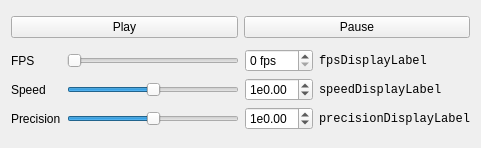
This is src/ui/playercontrolwidget.ui in mina86/physics-opengl as Qt 5 draws it before an edit. The edited form follows.
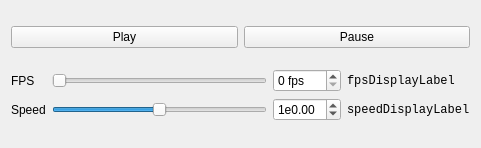
This is the edited form.

Commit message: Removed precision from ui::PlayerControlWidget

```diff
--- a/src/ui/playercontrolwidget.ui
+++ b/src/ui/playercontrolwidget.ui
@@ -118,51 +118,6 @@
        </property>
       </widget>
      </item>
-     <item row="2" column="0">
-      <widget class="QLabel" name="precisionLabel">
-       <property name="text">
-        <string>Precision</string>
-       </property>
-      </widget>
-     </item>
-     <item row="2" column="1">
-      <widget class="QSlider" name="precisionSlider">
-       <property name="minimum">
-        <number>-30</number>
-       </property>
-       <property name="maximum">
-        <number>30</number>
-       </property>
-       <property name="pageStep">
-        <number>5</number>
-       </property>
-       <property name="orientation">
-        <enum>Qt::Horizontal</enum>
-       </property>
-       <property name="invertedAppearance">
-        <bool>false</bool>
-       </property>
-       <property name="invertedControls">
-        <bool>false</bool>
-       </property>
-      </widget>
-     </item>
-     <item row="2" column="2">
-      <widget class="QDoubleSpinBox" name="precisionSpinBox">
-       <property name="prefix">
-        <string>1e</string>
-       </property>
-       <property name="minimum">
-        <double>-3.000000000000000</double>
-       </property>
-       <property name="maximum">
-        <double>3.000000000000000</double>
-       </property>
-       <property name="singleStep">
-        <double>0.100000000000000</double>
-       </property>
-      </widget>
-     </item>
      <item row="0" column="3">
       <widget class="QLabel" name="fpsDisplayLabel">
        <property name="font">
@@ -190,18 +145,6 @@
        </property>
       </widget>
      </item>
-     <item row="2" column="3">
-      <widget class="QLabel" name="precisionDisplayLabel">
-       <property name="font">
-        <font>
-         <family>Monospace</family>
-        </font>
-       </property>
-       <property name="text">
-        <string>precisionDisplayLabel</string>
-       </property>
-      </widget>
-     </item>
     </layout>
    </item>
   </layout>
```
The commit also changes 8 other files.
